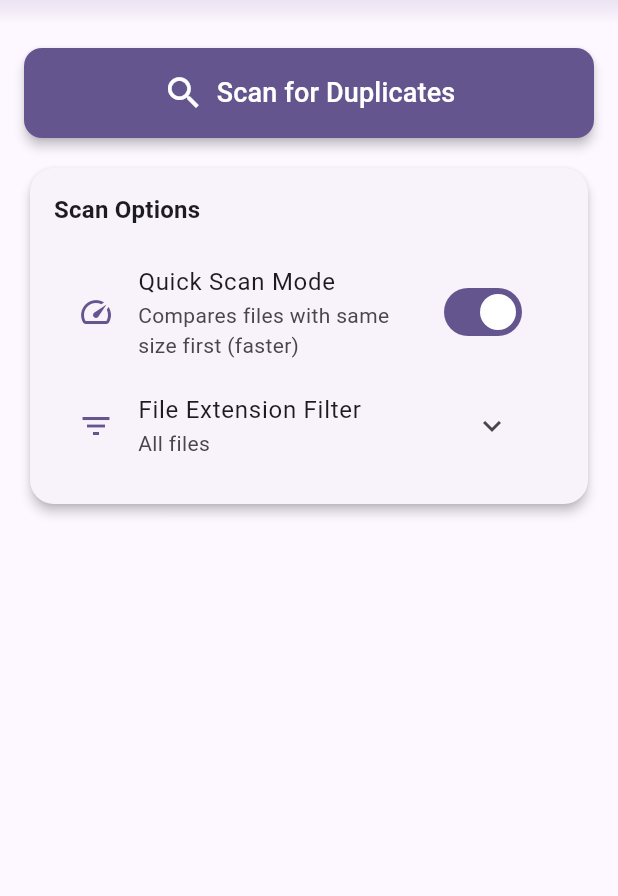
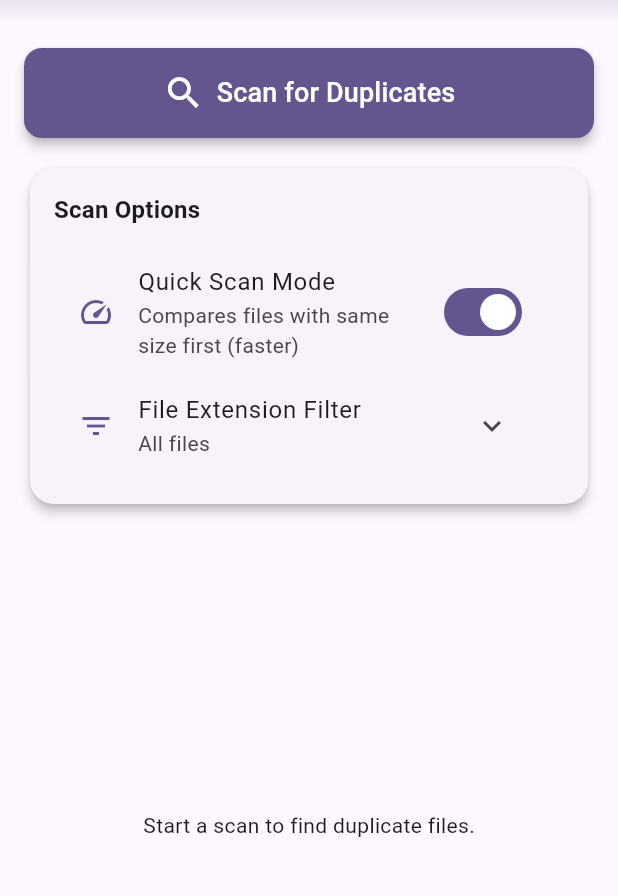
Before and after one commit to bharathvaj68/Duplicate-Finder-PC, a Flutter app: the screen it shows after launch, on a phone screen of 412 x 824 dp, the part 156-1052 px from its top. Run offline on Flutter 3.47's test engine with Material 3 defaults, Android fonts, the phone set to English and light mode, and no system bars; our stand-ins replace file_picker, flutter_bloc, lottie, sqflite_common_ffi; accounts and stored records are empty.

Commit message:
no duplicates found at the end os no dup, starter message is added in ln752

```diff
--- a/dupfile/lib/main.dart
+++ b/dupfile/lib/main.dart
@@ -464,7 +464,9 @@ class ScanBloc extends Bloc<ScanEvent, ScanState> {
           (count, group) => count + group.count - 1,
         );
 
-        if (!isClosed) add(CompleteScanEvent(duplicates));
+        if (!_isCancelled && !isClosed) {
+  add(CompleteScanEvent(duplicates));
+}
 
       } else {
         // Standard full scan
@@ -507,7 +509,9 @@ class ScanBloc extends Bloc<ScanEvent, ScanState> {
         }
 
         final duplicates = await repository.getDuplicates();
+        if (!_isCancelled && !isClosed) {
   add(CompleteScanEvent(duplicates));
+}
       }
     } catch (e) {
       emit(state.copyWith(status: ScanStatus.error, error: e.toString()));
@@ -722,19 +726,36 @@ class _HomeScreenState extends State<HomeScreen> with TickerProviderStateMixin {
               const SizedBox(height: 24),
               if (state.status == ScanStatus.scanning)
                 _buildScanProgress(context, state)
-                      else if (state.status == ScanStatus.completed)
+              else if (state.status == ScanStatus.completed &&
+                  state.duplicateGroups.isNotEmpty)
                 _buildResultsHeader(context, state),
             ],
           ),
         ),
       ),
-              if (state.status == ScanStatus.completed)
+
+      // Show this only if no duplicates found
+      if (state.status == ScanStatus.completed &&
+          state.duplicateGroups.isEmpty)
+        _buildNoDuplicatesFoundMessage(context, state)
+
+      // Show the results list if duplicates found
+      else if (state.status == ScanStatus.completed &&
+               state.duplicateGroups.isNotEmpty)
         _buildResultsList(context, state)
+
+      // Show a message when app first loads
       else if (state.status == ScanStatus.initial)
-                _buildEmptyState(context),
+        SliverFillRemaining(
+          hasScrollBody: false,
+          child: Center(
+            child: Text("Start a scan to find duplicate files."),
+          ),
+        ),
     ],
   ),
 );
+
       },
     );
   }
@@ -1185,9 +1206,27 @@ class _HomeScreenState extends State<HomeScreen> with TickerProviderStateMixin {
     );
   }
 
-  Widget _buildEmptyState(BuildContext context) {
-    return const SliverFillRemaining(
-      child: SizedBox.shrink(), // renders nothing
+  Widget _buildNoDuplicatesFoundMessage(BuildContext context, ScanState state) {
+  if (state.status == ScanStatus.completed && state.duplicateGroups.isEmpty) {
+    return SliverFillRemaining(
+      hasScrollBody: false,
+      child: Center(
+        child: Column(
+          mainAxisAlignment: MainAxisAlignment.center,
+          children: [
+            Icon(Icons.check_circle_outline, size: 64, color: Colors.green),
+            const SizedBox(height: 16),
+            Text(
+              'No duplicate files found!',
+              style: Theme.of(context).textTheme.titleMedium,
+              textAlign: TextAlign.center,
+            ),
+          ],
+        ),
+      ),
     );
   }
+
+  return const SliverToBoxAdapter(child: SizedBox.shrink()); // Renders nothing
 }
+}
```
Lines whose indentation alone changed are shown as unchanged.
